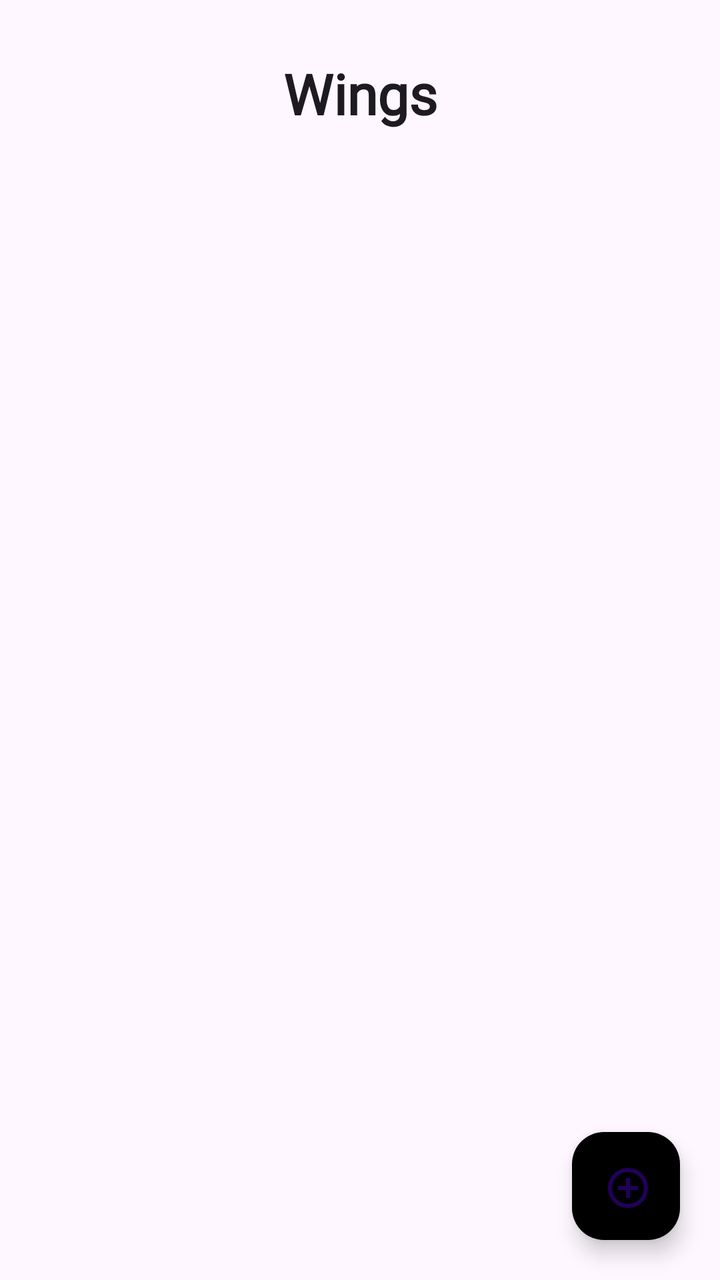
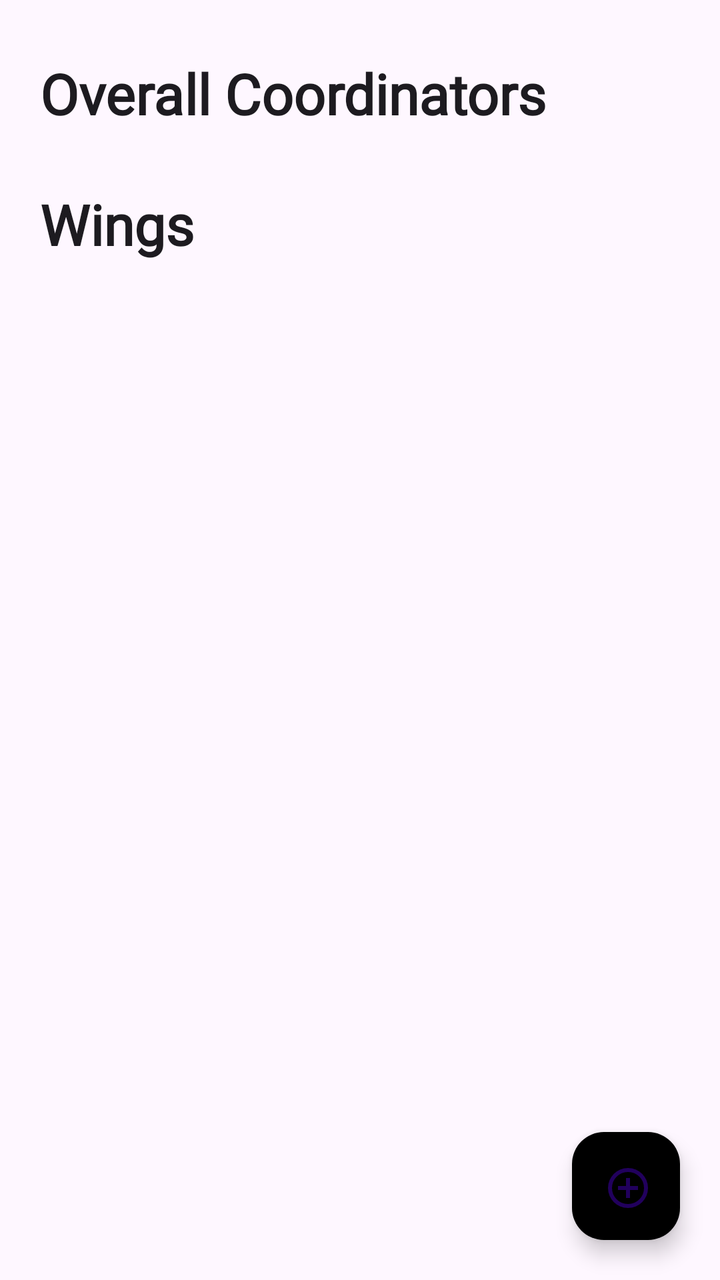

An Android layout rendered at two revisions. The XML below is the earlier revision; the diff shows what the commit changed to produce the second picture.
<!-- AndroidManifest.xml: application theme Theme.Axios -->
<!-- res/layout/fragment_members_wingnames.xml -->
<?xml version="1.0" encoding="utf-8"?>
<androidx.constraintlayout.widget.ConstraintLayout xmlns:android="http://schemas.android.com/apk/res/android"
    xmlns:app="http://schemas.android.com/apk/res-auto"
    xmlns:tools="http://schemas.android.com/tools"
    android:layout_width="match_parent"
    android:layout_height="match_parent">

    <TextView
        android:id="@+id/heading"
        android:layout_width="wrap_content"
        android:layout_height="wrap_content"
        android:layout_marginTop="28dp"
        android:fontFamily="@font/playfair_display"
        android:text="Wings"
        android:textColor="?attr/colorOnBackground"
        android:textSize="28dp"
        android:textStyle="bold"
        app:layout_constraintEnd_toEndOf="parent"
        app:layout_constraintStart_toStartOf="parent"
        app:layout_constraintTop_toTopOf="parent" />

    <androidx.recyclerview.widget.RecyclerView
        android:id="@+id/recyclerWings"
        android:layout_width="0dp"
        android:layout_height="0dp"
        android:layout_marginHorizontal="20dp"
        android:layout_marginTop="12dp"
        android:clipToPadding="false"
        android:paddingBottom="16dp"
        app:layout_constraintTop_toBottomOf="@id/heading"
        app:layout_constraintBottom_toBottomOf="parent"
        app:layout_constraintStart_toStartOf="parent"
        app:layout_constraintEnd_toEndOf="parent" />

    <com.google.android.material.floatingactionbutton.FloatingActionButton
        android:id="@+id/fabAddWing"
        android:layout_width="54dp"
        android:layout_height="54dp"
        android:layout_margin="20dp"
        android:background="@drawable/button"
        android:contentDescription="Add wing"
        android:src="@drawable/outline_add_circle_24"
        app:backgroundTint="@null"
        app:layout_constraintBottom_toBottomOf="parent"
        app:layout_constraintEnd_toEndOf="parent" />

</androidx.constraintlayout.widget.ConstraintLayout>
<!-- resources referenced by this layout -->
<resources>
  <!-- drawable button (drawable) -->
  <?xml version="1.0" encoding="utf-8"?>
  <shape xmlns:android="http://schemas.android.com/apk/res/android"
      android:shape="rectangle"
      >
  
      <gradient
          android:endColor="#EDC045"   android:startColor="#373425"     android:angle="0"
          android:type="linear"
          />
  
      <corners android:radius="24dp" /> <padding
      android:left="16dp"
      android:right="16dp"
      android:top="8dp"
      android:bottom="8dp" />
  </shape>
  <!-- drawable outline_add_circle_24 (drawable) -->
  <vector xmlns:android="http://schemas.android.com/apk/res/android" android:height="24dp" android:tint="#000000" android:viewportHeight="960" android:viewportWidth="960" android:width="24dp">
        
      <path android:fillColor="@android:color/white" android:pathData="M440,680L520,680L520,520L680,520L680,440L520,440L520,280L440,280L440,440L280,440L280,520L440,520L440,680ZM480,880Q397,880 324,848.5Q251,817 197,763Q143,709 111.5,636Q80,563 80,480Q80,397 111.5,324Q143,251 197,197Q251,143 324,111.5Q397,80 480,80Q563,80 636,111.5Q709,143 763,197Q817,251 848.5,324Q880,397 880,480Q880,563 848.5,636Q817,709 763,763Q709,817 636,848.5Q563,880 480,880ZM480,800Q614,800 707,707Q800,614 800,480Q800,346 707,253Q614,160 480,160Q346,160 253,253Q160,346 160,480Q160,614 253,707Q346,800 480,800ZM480,480Q480,480 480,480Q480,480 480,480Q480,480 480,480Q480,480 480,480Q480,480 480,480Q480,480 480,480Q480,480 480,480Q480,480 480,480Z"/>
      
  </vector>
  <style name="Theme.Axios" parent="Base.Theme.Axios" />
  <style name="Base.Theme.Axios" parent="Theme.Material3.DayNight.NoActionBar">
          
          
      </style>
</resources>

<!-- the commit's change to res/layout/fragment_members_wingnames.xml (unified diff, before → after) -->
@@ -1,36 +1,65 @@
 <?xml version="1.0" encoding="utf-8"?>
 <androidx.constraintlayout.widget.ConstraintLayout xmlns:android="http://schemas.android.com/apk/res/android"
     xmlns:app="http://schemas.android.com/apk/res-auto"
-    xmlns:tools="http://schemas.android.com/tools"
     android:layout_width="match_parent"
     android:layout_height="match_parent">
 
-    <TextView
-        android:id="@+id/heading"
-        android:layout_width="wrap_content"
-        android:layout_height="wrap_content"
-        android:layout_marginTop="28dp"
-        android:fontFamily="@font/playfair_display"
-        android:text="Wings"
-        android:textColor="?attr/colorOnBackground"
-        android:textSize="28dp"
-        android:textStyle="bold"
-        app:layout_constraintEnd_toEndOf="parent"
-        app:layout_constraintStart_toStartOf="parent"
-        app:layout_constraintTop_toTopOf="parent" />
-
-    <androidx.recyclerview.widget.RecyclerView
-        android:id="@+id/recyclerWings"
+    <ScrollView
+        android:id="@+id/scrollView"
         android:layout_width="0dp"
         android:layout_height="0dp"
-        android:layout_marginHorizontal="20dp"
-        android:layout_marginTop="12dp"
         android:clipToPadding="false"
-        android:paddingBottom="16dp"
-        app:layout_constraintTop_toBottomOf="@id/heading"
+        android:paddingBottom="80dp"
+        app:layout_constraintTop_toTopOf="parent"
         app:layout_constraintBottom_toBottomOf="parent"
         app:layout_constraintStart_toStartOf="parent"
-        app:layout_constraintEnd_toEndOf="parent" />
+        app:layout_constraintEnd_toEndOf="parent">
+
+        <LinearLayout
+            android:layout_width="match_parent"
+            android:layout_height="wrap_content"
+            android:orientation="vertical">
+
+            <TextView
+                android:layout_width="match_parent"
+                android:layout_height="wrap_content"
+                android:layout_marginTop="28dp"
+                android:paddingHorizontal="20dp"
+                android:fontFamily="@font/playfair_display"
+                android:text="Overall Coordinators"
+                android:textColor="?attr/colorOnBackground"
+                android:textSize="28dp"
+                android:textStyle="bold" />
+
+            <LinearLayout
+                android:id="@+id/overallCoordinatorsContainer"
+                android:layout_width="match_parent"
+                android:layout_marginHorizontal="20dp"
+                android:layout_height="wrap_content"
+                android:orientation="vertical" />
+
+            <TextView
+                android:id="@+id/heading"
+                android:layout_width="match_parent"
+                android:layout_height="wrap_content"
+                android:layout_marginTop="28dp"
+                android:paddingHorizontal="20dp"
+                android:fontFamily="@font/playfair_display"
+                android:text="Wings"
+                android:textColor="?attr/colorOnBackground"
+                android:textSize="28dp"
+                android:textStyle="bold" />
+
+            <androidx.recyclerview.widget.RecyclerView
+                android:id="@+id/recyclerWings"
+                android:layout_width="match_parent"
+                android:layout_height="wrap_content"
+                android:layout_marginHorizontal="20dp"
+                android:layout_marginTop="12dp"
+                android:nestedScrollingEnabled="false" />
+
+        </LinearLayout>
+    </ScrollView>
 
     <com.google.android.material.floatingactionbutton.FloatingActionButton
         android:id="@+id/fabAddWing"
